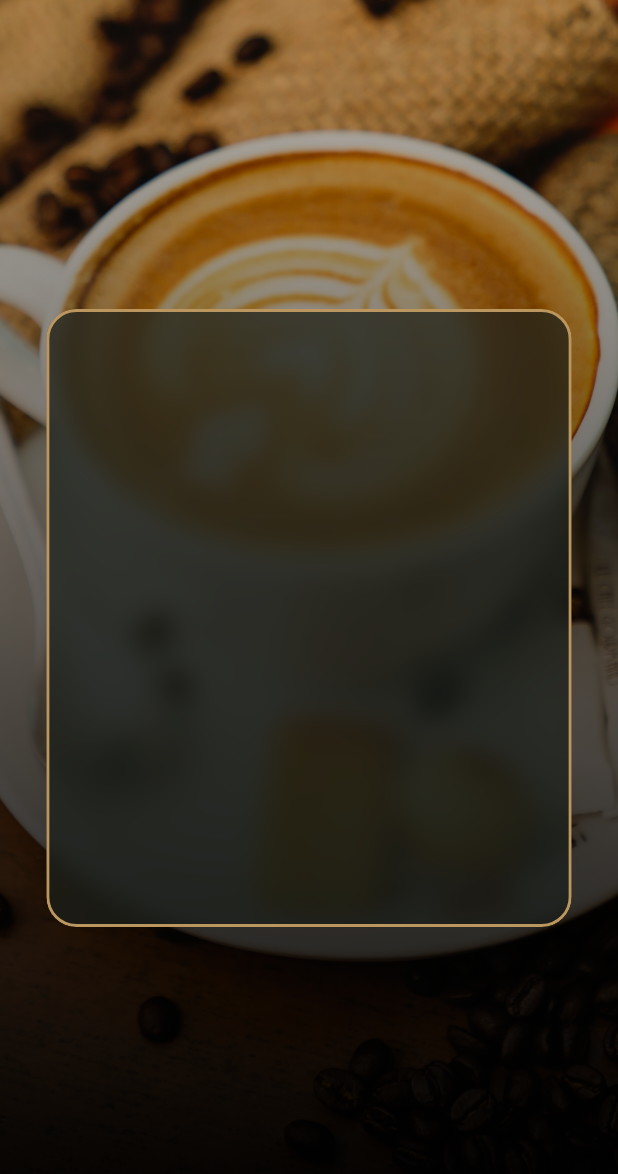
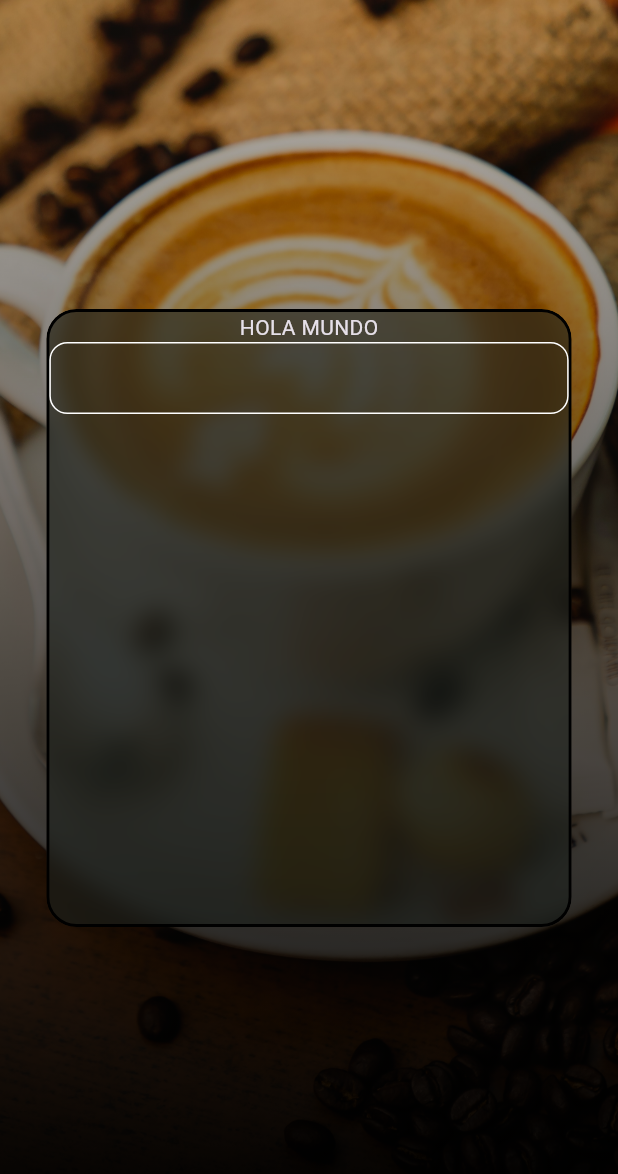
Before and after one commit to NathanDraco22/coffee-app, a Flutter app: the screen it shows after launch, on a phone screen of 412 x 824 dp. Shown: the top 1174 px of the screen. Run offline on Flutter 3.47's test engine with Material 2 defaults, Android fonts, the phone set to English and light mode, and no system bars.

Commit message:
Basic General Input Theme

```diff
--- a/lib/main.dart
+++ b/lib/main.dart
@@ -8,10 +8,21 @@ class MyApp extends StatelessWidget {
 
   @override
   Widget build(BuildContext context) {
-    return const MaterialApp(
+    return MaterialApp(
       debugShowCheckedModeBanner: false,
+      theme: ThemeData.dark( useMaterial3: true).copyWith(
+        inputDecorationTheme: InputDecorationTheme(
+          contentPadding: const EdgeInsets.symmetric(horizontal: 10),
+          border: OutlineInputBorder(
+            borderRadius: BorderRadius.circular(12)
+          )
+        ),
+        colorScheme: const ColorScheme.dark().copyWith(
+          primary: const Color(0xFFbb965f)
+        )
+      ),
       title:'Coffee App',
-      home: LoginScreen()
+      home: const LoginScreen()
     );
   }
 }
--- a/lib/src/login/presentation/login_screen.dart
+++ b/lib/src/login/presentation/login_screen.dart
@@ -16,7 +16,15 @@ class LoginScreen extends StatelessWidget {
             children: [
               const _BackGround(),
               Positioned(
-                child: BlurBox()
+                child: BlurBox(
+                  child: Column(
+                    children: [
+                      Text("HOLA MUNDO"),
+
+                      TextField()
+                    ],
+                  ),
+                )
               )
             ],
           ),
@@ -29,7 +37,11 @@ class LoginScreen extends StatelessWidget {
 class BlurBox extends StatelessWidget {
   const BlurBox({
     super.key,
+    this.child
   });
+
+  final Widget? child;
+
 
   @override
   Widget build(BuildContext context) {
@@ -43,12 +55,12 @@ class BlurBox extends StatelessWidget {
           height: media.height * 0.5,
           decoration: BoxDecoration(
            border: Border.all(
-            color: const Color(0xFFbb965f),
             width: 2
            ),
-           color: const Color(0Xff1a1f1b).withOpacity(0.7),
+           color: const Color(0Xff1a1f1b).withOpacity(0.6),
            borderRadius: BorderRadius.circular(20)
           ),
+          child: child,
         ),
       ),
     );
```
